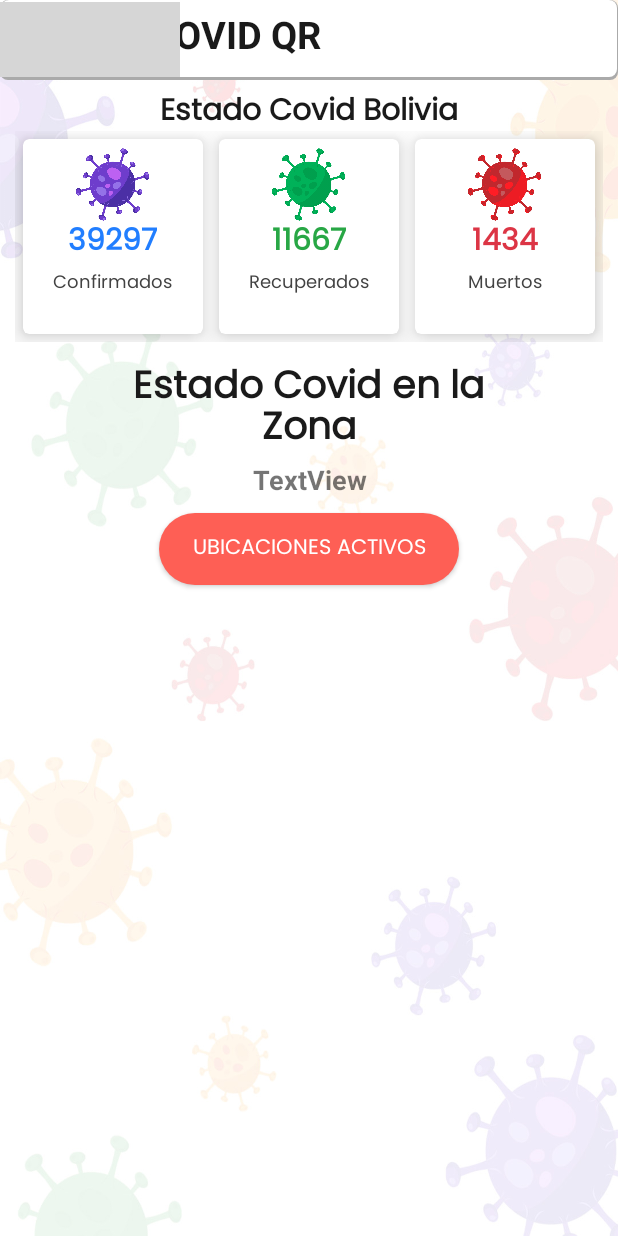
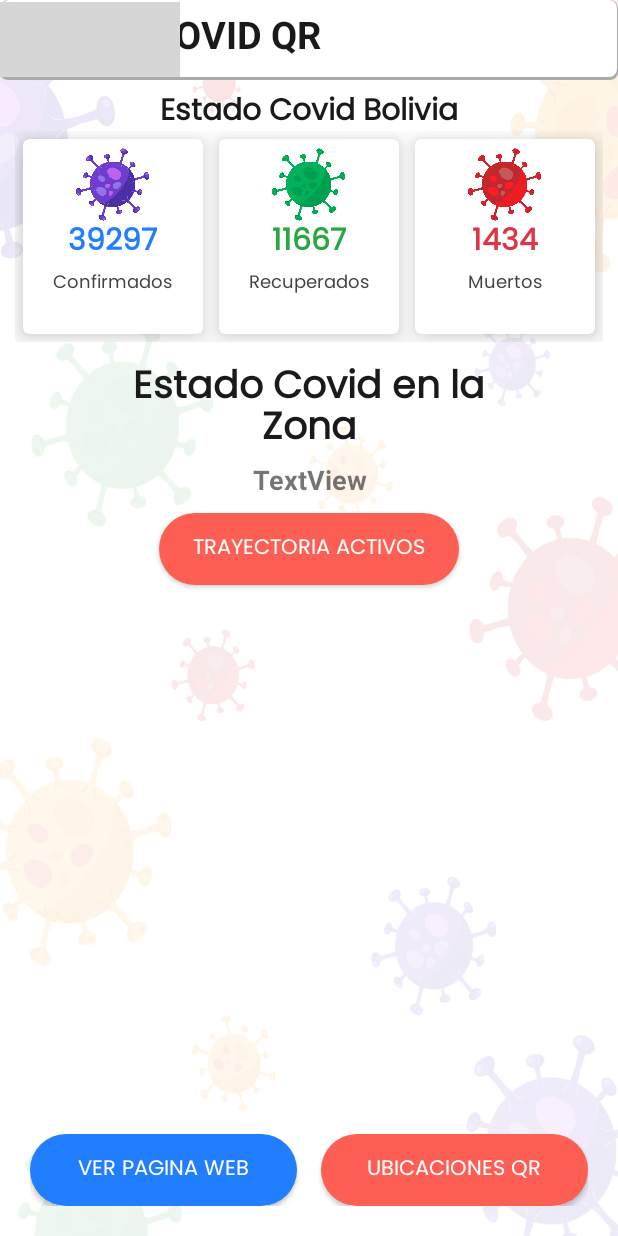
Before and after one commit to AlberthRKO/covid, an Android app: the layout activity_contenido.xml on its own in the app's theme, with its tools: preview values and no code run, on a phone screen of 412 x 824 dp. Run offline under Robolectric (Android 15) with nearby library versions, the phone set to English and light mode, and no system bars; network calls fail; Roboto replaces fonts that are not available here; grey boxes are pictures that could not be loaded.

Commit message:
arreglos de diseño

```diff
--- a/app/src/main/java/com/example/covid/MainActivity.java
+++ b/app/src/main/java/com/example/covid/MainActivity.java
@@ -17,7 +17,7 @@ import android.widget.TextView;
 
 public class MainActivity extends AppCompatActivity {
 
-    private  static  int Screen = 5000;
+    private  static  int Screen = 3500;
 
     //Variables
     Animation topAnim, bottomAnim;
--- a/app/src/main/res/layout/activity_contenido.xml
+++ b/app/src/main/res/layout/activity_contenido.xml
@@ -1,5 +1,5 @@
 <?xml version="1.0" encoding="utf-8"?>
-<ScrollView xmlns:android="http://schemas.android.com/apk/res/android"
+<androidx.coordinatorlayout.widget.CoordinatorLayout xmlns:android="http://schemas.android.com/apk/res/android"
 xmlns:app="http://schemas.android.com/apk/res-auto"
 xmlns:tools="http://schemas.android.com/tools"
 android:layout_width="match_parent"
@@ -251,9 +251,43 @@ tools:context=".contenido">
         android:layout_marginBottom="10dp"
         android:background="@drawable/round2"
         android:fontFamily="@font/poppins"
-        android:text="Ubicaciones Activos"
+        android:text="Trayectoria Activos"
         android:textColor="@color/title_color" />
+
+
+    <LinearLayout
+        android:layout_width="match_parent"
+        android:layout_height="match_parent"
+        android:orientation="horizontal"
+        android:gravity="bottom"
+        android:layout_margin="20dp">
+
+        <Button
+            android:id="@+id/btnWeb"
+            android:layout_width="0dp"
+            android:layout_height="wrap_content"
+            android:layout_weight="1"
+            android:layout_marginRight="8dp"
+            android:background="@drawable/round"
+            android:fontFamily="@font/poppins"
+            android:onClick="contenido"
+            android:text="Ver pagina web"
+            android:textColor="@color/title_color" />
+
+        <Button
+            android:id="@+id/ubiQR"
+            android:layout_width="0dp"
+            android:layout_height="wrap_content"
+            android:layout_marginLeft="8dp"
+            android:layout_weight="1"
+            android:background="@drawable/round2"
+            android:fontFamily="@font/poppins"
+            android:text="Ubicaciones QR"
+            android:textColor="@color/title_color" />
+
+    </LinearLayout>
 </LinearLayout>
 
 
-</ScrollView>
+
+</androidx.coordinatorlayout.widget.CoordinatorLayout>
```
Also changed, not shown: app/src/main/java/com/example/covid/contenido.java (+16 -1 lines), app/src/main/res/drawable/ic_login.xml (added, +93 -0 lines), app/src/main/res/drawable/ic_wavefinal.xml (added, +9 -0 lines), app/src/main/res/drawable/wavefinal2.xml (added, +9 -0 lines), app/src/main/res/layout/activity_login.xml (+40 -19 lines), app/src/main/res/layout/activity_main.xml (+24 -22 lines), app/src/main/res/drawable-v24/abajo.png (deleted), app/src/main/res/drawable-v24/arriba.png (deleted).
